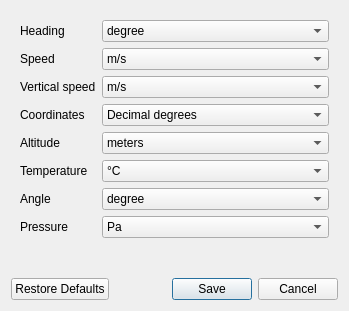
Above: src/gui/unitwindow.ui from TheGoodWeather/Vector-Vario-Analyzer before the change. Below: the same form after it.
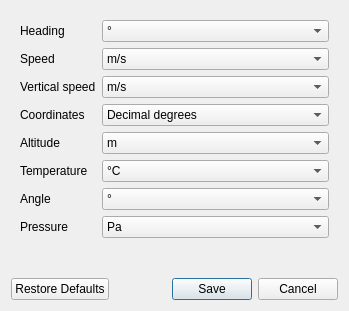
That is the form after the change.

What changed in the file:
```diff
--- a/src/gui/unitwindow.ui
+++ b/src/gui/unitwindow.ui
@@ -28,7 +28,7 @@
        <widget class="QComboBox" name="comboBox_heading">
         <item>
          <property name="text">
-          <string>degree</string>
+          <string>°</string>
          </property>
         </item>
         <item>
@@ -106,7 +106,7 @@
        <widget class="QComboBox" name="comboBox_altitude">
         <item>
          <property name="text">
-          <string>meters</string>
+          <string>m</string>
          </property>
         </item>
         <item>
@@ -153,7 +153,7 @@
        <widget class="QComboBox" name="comboBox_angle">
         <item>
          <property name="text">
-          <string>degree</string>
+          <string>°</string>
          </property>
         </item>
         <item>
```
Left out of the diff: 10 changed lines with no effect on the pictures.
